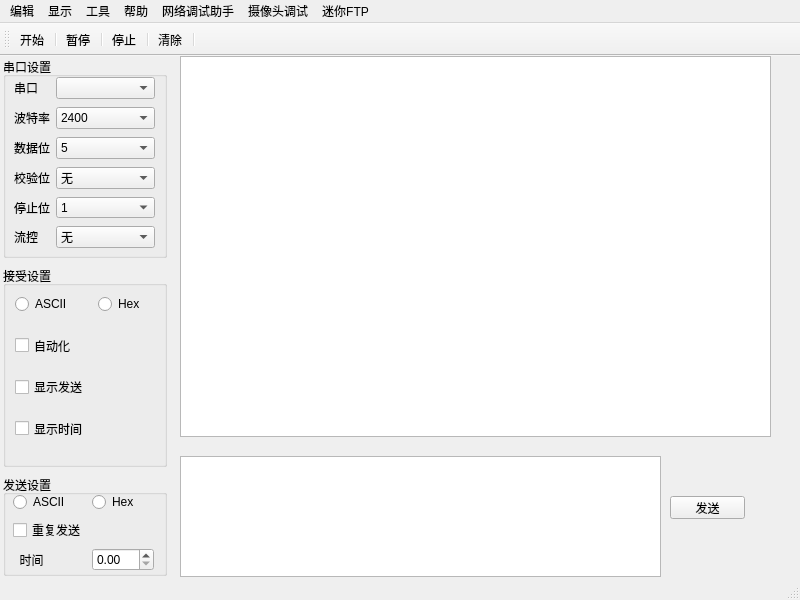
The window that 串口上位机/ui/ui_test.ui (lulinjan/pythonProject) describes before a commit, drawn with Qt 5.
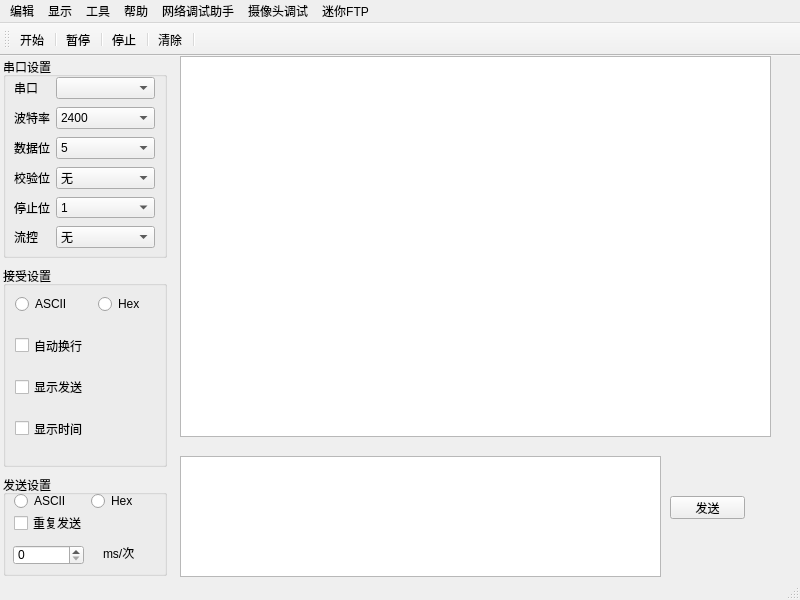
The same window after the commit. Icons and pictures are not drawn.

```diff
--- a/串口上位机/ui/ui_test.ui
+++ b/串口上位机/ui/ui_test.ui
@@ -315,7 +315,7 @@
          <item row="1" column="0">
           <widget class="QCheckBox" name="checkBox">
            <property name="text">
-            <string>自动化</string>
+                     <string>自动换行</string>
            </property>
           </widget>
          </item>
@@ -342,48 +342,70 @@
        <property name="title">
         <string>发送设置</string>
        </property>
-       <widget class="QWidget" name="layoutWidget">
+          <widget class="QRadioButton" name="radioButton_T_ascii">
+              <property name="geometry">
+                  <rect>
+                      <x>11</x>
+                      <y>18</y>
+                      <width>53</width>
+                      <height>16</height>
+                  </rect>
+              </property>
+              <property name="text">
+                  <string>ASCII</string>
+              </property>
+          </widget>
+          <widget class="QDoubleSpinBox" name="doubleSpinBox">
         <property name="geometry">
          <rect>
           <x>10</x>
-          <y>17</y>
-          <width>141</width>
-          <height>81</height>
-         </rect>
-        </property>
-        <layout class="QFormLayout" name="formLayout_3">
-         <item row="0" column="0">
-          <widget class="QRadioButton" name="radioButton_3">
-           <property name="text">
-            <string>ASCII</string>
+                      <y>70</y>
+                      <width>71</width>
+                      <height>20</height>
+                  </rect>
+              </property>
+              <property name="decimals">
+                  <number>0</number>
            </property>
           </widget>
-         </item>
-         <item row="3" column="1">
-          <widget class="QDoubleSpinBox" name="doubleSpinBox"/>
-         </item>
-         <item row="0" column="1">
-          <widget class="QRadioButton" name="radioButton_4">
+          <widget class="QRadioButton" name="radioButton_T_hex">
+              <property name="geometry">
+                  <rect>
+                      <x>88</x>
+                      <y>18</y>
+                      <width>41</width>
+                      <height>16</height>
+                  </rect>
+              </property>
            <property name="text">
             <string>Hex</string>
            </property>
           </widget>
-         </item>
-         <item row="3" column="0">
           <widget class="QLabel" name="label_7">
+              <property name="geometry">
+                  <rect>
+                      <x>100</x>
+                      <y>70</y>
+                      <width>51</width>
+                      <height>16</height>
+                  </rect>
+              </property>
            <property name="text">
-            <string>  时间</string>
+                  <string>ms/次</string>
            </property>
           </widget>
-         </item>
-         <item row="1" column="0">
-          <widget class="QCheckBox" name="checkBox_4">
+          <widget class="QCheckBox" name="checkBox_cffs">
+              <property name="geometry">
+                  <rect>
+                      <x>11</x>
+                      <y>40</y>
+                      <width>71</width>
+                      <height>16</height>
+                  </rect>
+              </property>
            <property name="text">
             <string>重复发送</string>
            </property>
-          </widget>
-         </item>
-        </layout>
        </widget>
       </widget>
      </item>
```
Left out of the diff: 10 changed lines with no effect on the pictures. Lines whose indentation alone changed are shown as unchanged.
